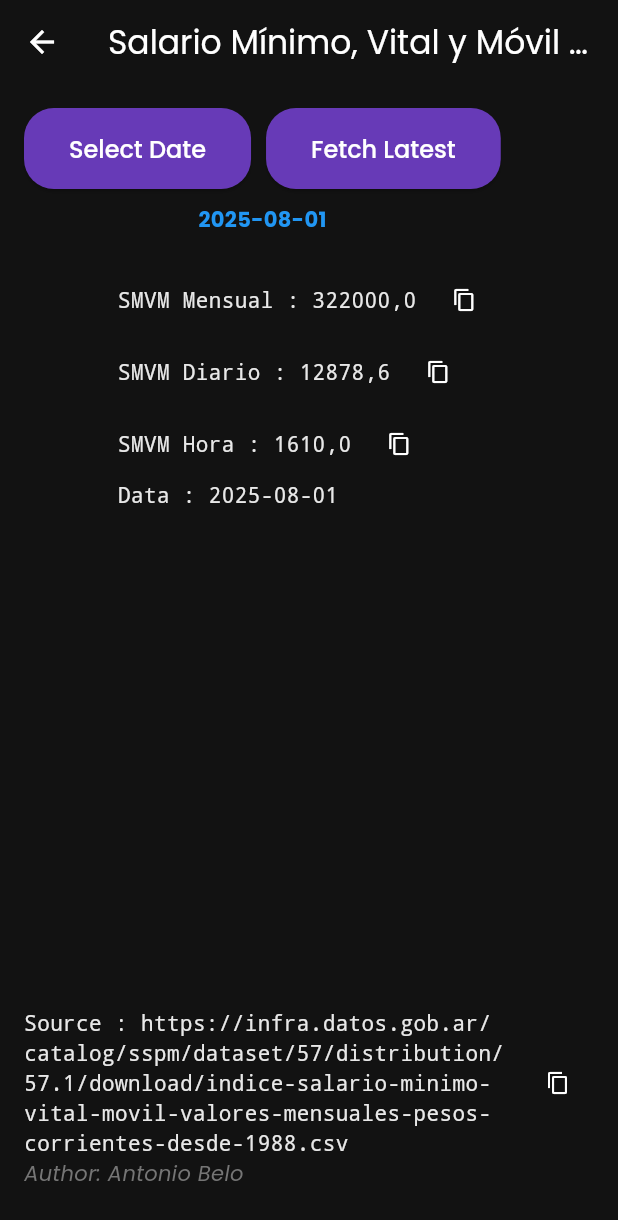
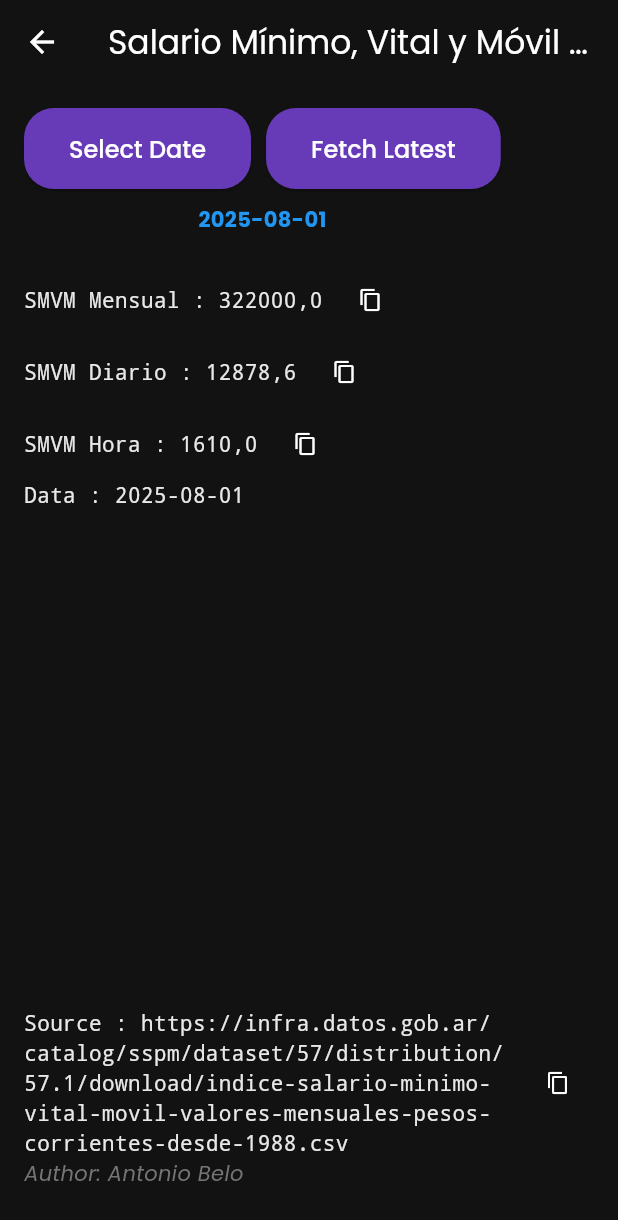
Before and after one commit to madeirabelo/mini_app, a Flutter app: the SmvmApp screen opened directly, on a phone screen of 412 x 824 dp. Shown: the top 1220 px of the screen. Run offline on Flutter 3.47's test engine with Material 3 defaults, Android fonts, the phone set to English and light mode, and no system bars; our stand-ins replace dropdown_search, firebase_auth, firebase_core, flutter_map, google_fonts, google_sign_in and 3 more; accounts and stored records are empty.

Commit message:
fix(smvm): Correct unbounded width layout error

```diff
--- a/lib/smvm.dart
+++ b/lib/smvm.dart
@@ -199,7 +199,8 @@ class _SmvmScreenState extends State<SmvmScreen> {
               Row(
                 mainAxisAlignment: MainAxisAlignment.center,
                 children: [
-                  Column(
+                  Flexible(
+                    child: Column(
                       crossAxisAlignment: CrossAxisAlignment.start,
                       children: [
                         _buildCopyableRow('SMVM Mensual', _smvmData!['SMVM Mensual']?.replaceAll('.', ',') ?? ''),
@@ -207,6 +208,7 @@ class _SmvmScreenState extends State<SmvmScreen> {
                         _buildCopyableRow('SMVM Hora', _smvmData!['SMVM Hora']?.replaceAll('.', ',') ?? ''),
                         Text('Data : ${_smvmData!['Data']}', style: TextStyle(fontFamily: 'monospace')),
                       ],
+                    ),
                   ),
                 ],
               ),
@@ -230,7 +232,7 @@ class _SmvmScreenState extends State<SmvmScreen> {
   Widget _buildCopyableRow(String label, String value) {
     return Row(
       children: [
-        Expanded(
+        Flexible(
           child: Text('$label : $value', style: TextStyle(fontFamily: 'monospace')),
         ),
         SizedBox(width: 8),
```
Lines whose indentation alone changed are shown as unchanged.
